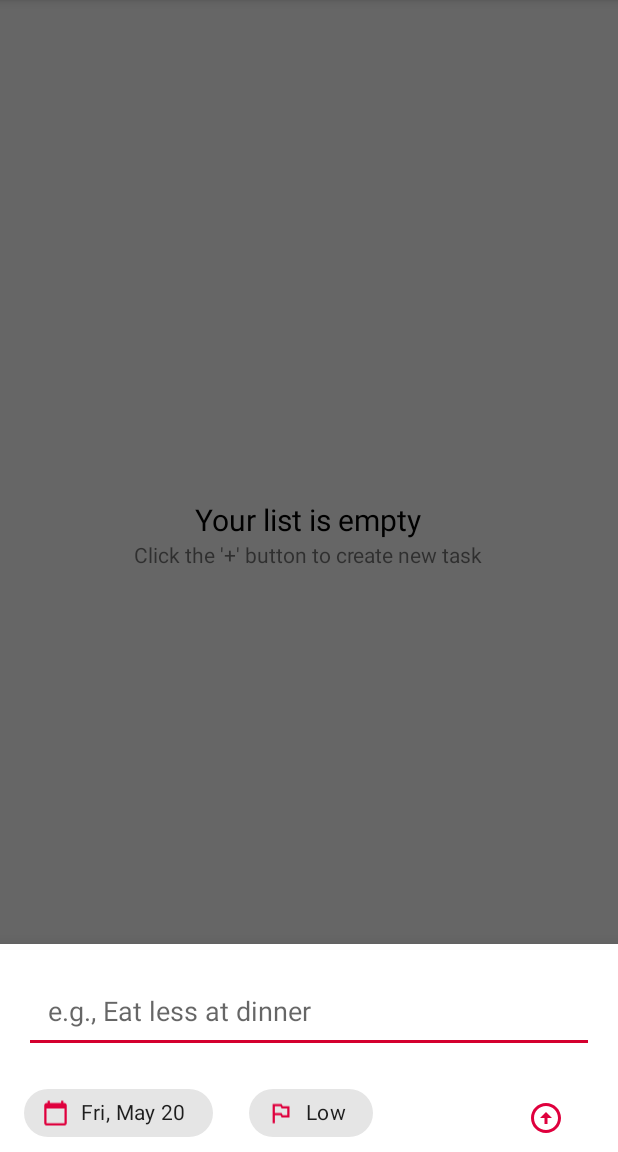
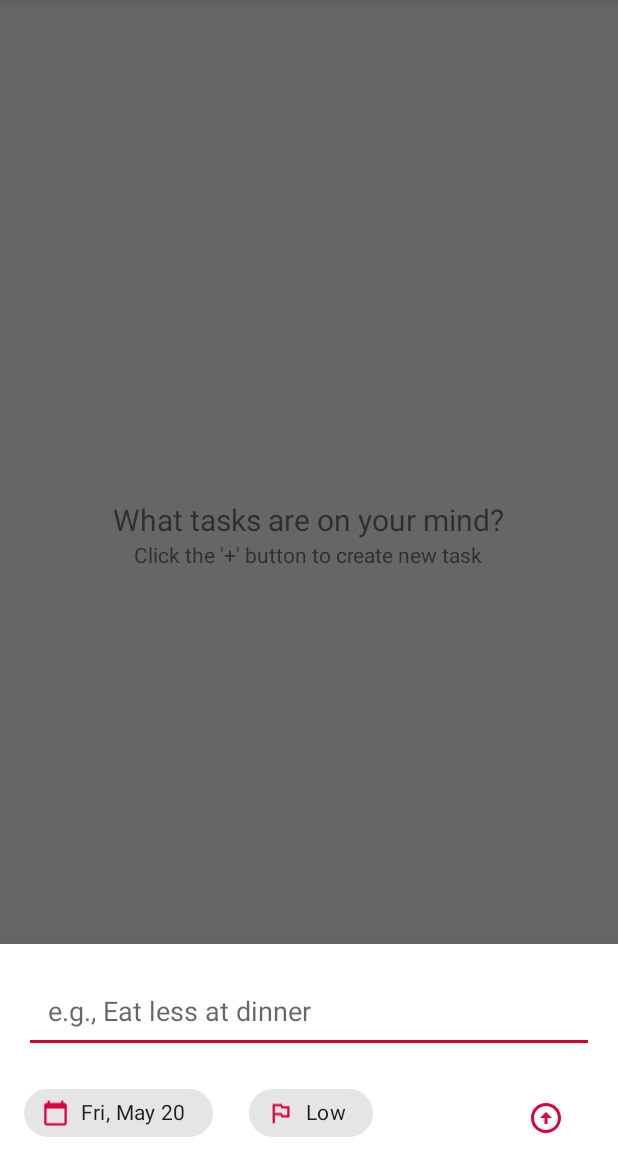
Before and after one commit to Rafae11o/Todoister, an Android app: the screen it shows after launch once a user with an empty profile is signed in (MainActivity), after a tap on an icon or button, on a phone screen of 412 x 824 dp, the part 84-1236 px from its top. Run offline under Robolectric (Android 15) with nearby library versions, the phone set to English and light mode, and no system bars; our stand-ins replace Firebase (no records; nobody signed in at launch, a user with empty details on screens opened directly).

Commit message:
Minor changes

```diff
--- a/app/src/main/java/com/rafael/todoister/MainActivity.java
+++ b/app/src/main/java/com/rafael/todoister/MainActivity.java
@@ -23,6 +23,7 @@ import android.view.View;
 import android.view.ViewGroup;
 import android.widget.LinearLayout;
 import android.widget.ProgressBar;
+import android.widget.TextView;
 
 import com.google.android.material.bottomsheet.BottomSheetBehavior;
 import com.google.android.material.chip.Chip;
@@ -31,7 +32,6 @@ import com.google.firebase.auth.FirebaseAuth;
 import com.firebase.ui.database.FirebaseRecyclerAdapter;
 import com.firebase.ui.database.FirebaseRecyclerOptions;
 
-import com.google.firebase.database.DataSnapshot;
 import com.rafael.todoister.model.SharedViewModel;
 import com.rafael.todoister.model.Task;
 import com.rafael.todoister.model.TaskViewModel;
@@ -106,8 +106,16 @@ public class MainActivity extends AppCompatActivity {
                 if (progressBar != null) {
                     progressBar.setVisibility(View.GONE);
                 }
-                LinearLayout emptyListMsgGroup = findViewById(R.id.empty_list_msg);
-                emptyListMsgGroup.setVisibility(getItemCount() == 0 ? View.VISIBLE : View.GONE);
+                if(getItemCount() == 0) {
+                    TextView emptyListHeader = findViewById(R.id.empty_list_header);
+                    emptyListHeader.setText(R.string.empty_list_header);
+                    TextView emptyListMsg = findViewById(R.id.empty_list_msg);
+                    emptyListMsg.setText(R.string.empty_list_msg);
+                    LinearLayout emptyListMsgGroup = findViewById(R.id.empty_list_msg_group);
+                    emptyListMsgGroup.setVisibility(getItemCount() == 0 ? View.VISIBLE : View.GONE);
+                } else if(findViewById(R.id.empty_list_msg_group).getVisibility() == View.VISIBLE) {
+                    findViewById(R.id.empty_list_msg_group).setVisibility(View.GONE);
+                }
             }
 
             @Override
--- a/app/src/main/res/layout/activity_main.xml
+++ b/app/src/main/res/layout/activity_main.xml
@@ -28,7 +28,7 @@
         android:layout_gravity="bottom|end"
         android:layout_margin="@dimen/fab_margin"
         app:srcCompat="@android:drawable/ic_input_add"
-        tools:ignore="ContentDescription" />
+        />
 
     <RelativeLayout
         android:layout_width="match_parent"
@@ -44,7 +44,7 @@
             />
 
         <LinearLayout
-            android:id="@+id/empty_list_msg"
+            android:id="@+id/empty_list_msg_group"
             android:layout_width="wrap_content"
             android:layout_height="wrap_content"
             android:layout_centerInParent="true"
@@ -53,16 +53,17 @@
             android:visibility="gone">
 
             <TextView
+                android:id="@+id/empty_list_header"
                 android:layout_width="wrap_content"
                 android:layout_height="wrap_content"
-                android:text="@string/empty_list"
-                android:textSize="20sp"
-                android:textColor="@color/mBlack"/>
+                android:text="@string/empty_list_header"
+                android:textSize="20sp"/>
 
             <TextView
+                android:id="@+id/empty_list_msg"
                 android:layout_width="wrap_content"
                 android:layout_height="wrap_content"
-                android:text="@string/empty_list_create_new_task_msg"/>
+                android:text="@string/empty_list_msg"/>
 
         </LinearLayout>
 
--- a/app/src/main/res/layout/bottom_sheet.xml
+++ b/app/src/main/res/layout/bottom_sheet.xml
@@ -6,7 +6,6 @@
     style="@style/Animation.Design.BottomSheetDialog"
     android:layout_width="match_parent"
     android:layout_height="match_parent"
-    android:background="#fff"
     app:behavior_hideable="false"
     app:behavior_peekHeight="@dimen/dimen_32"
     app:layout_behavior="com.google.android.material.bottomsheet.BottomSheetBehavior">
--- a/app/src/main/res/layout/todo_row.xml
+++ b/app/src/main/res/layout/todo_row.xml
@@ -19,6 +19,7 @@
             android:layout_height="40dp"
             android:layout_marginStart="8dp"
             android:padding="@dimen/dimen_0"
+            android:checked="false"
             app:layout_constraintStart_toStartOf="parent"
             app:layout_constraintTop_toTopOf="parent" />
 
--- a/app/src/main/res/values/colors.xml
+++ b/app/src/main/res/values/colors.xml
@@ -1,13 +1,12 @@
 <?xml version="1.0" encoding="utf-8"?>
 <resources>
-    <color name="purple_200">#FFBB86FC</color>
+    <color name="purple_200">#D4002F</color>
     <color name="purple_500">#D4002F</color>
     <color name="purple_700">#D4002F</color>
     <color name="teal_200">#D4002F</color>
     <color name="teal_700">#D4002F</color>
-    <color name="black">#FFF</color>
+    <color name="black">#000</color>
     <color name="white">#FFFFFFFF</color>
-    <color name="mBlack">#000</color>
     <color name="main_blue_200">#88D0FF</color>
     <color name="main_blue_500">#009DFF</color>
     <color name="main_blue_700">#0079FF</color>
--- a/app/src/main/res/values/strings.xml
+++ b/app/src/main/res/values/strings.xml
@@ -40,6 +40,6 @@
     <string name="updated_successfully">Task has been updated successfully</string>
     <string name="something_wrong_with_due_date_or_priority">Something wrong with priority or due date</string>
     <string name="log_out">Log out</string>
-    <string name="empty_list">Your list is empty</string>
-    <string name="empty_list_create_new_task_msg">Click the \'+\' button to create new task</string>
+    <string name="empty_list_header">What tasks are on your mind?</string>
+    <string name="empty_list_msg">Click the \'+\' button to create new task</string>
 </resources>
```
